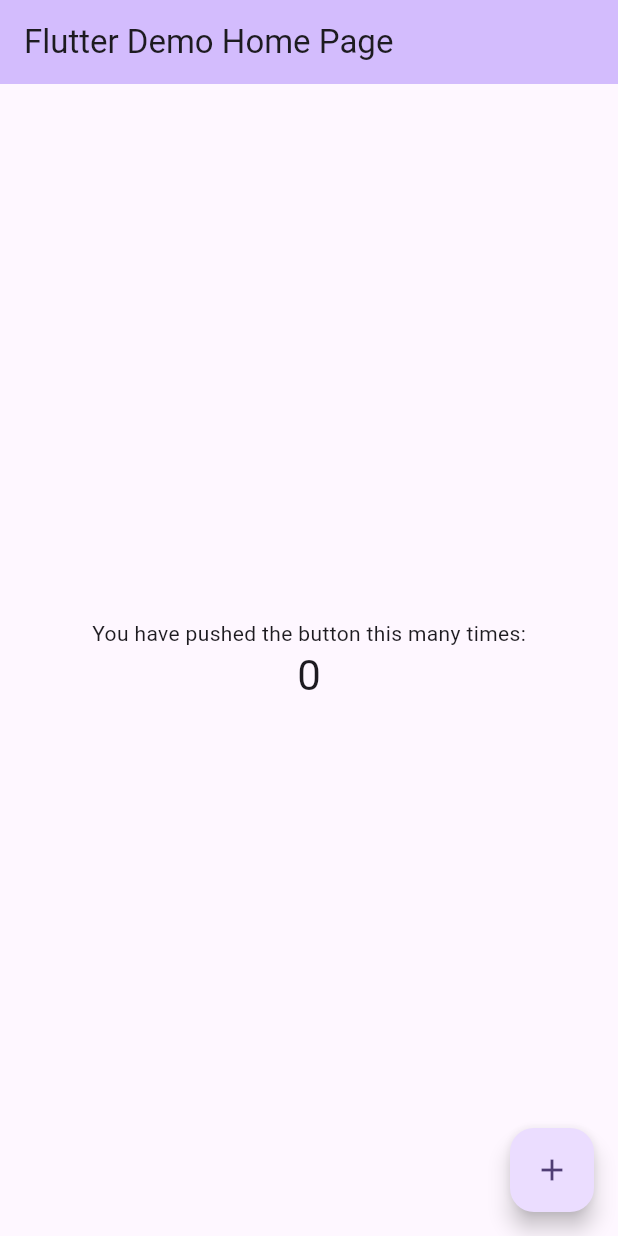
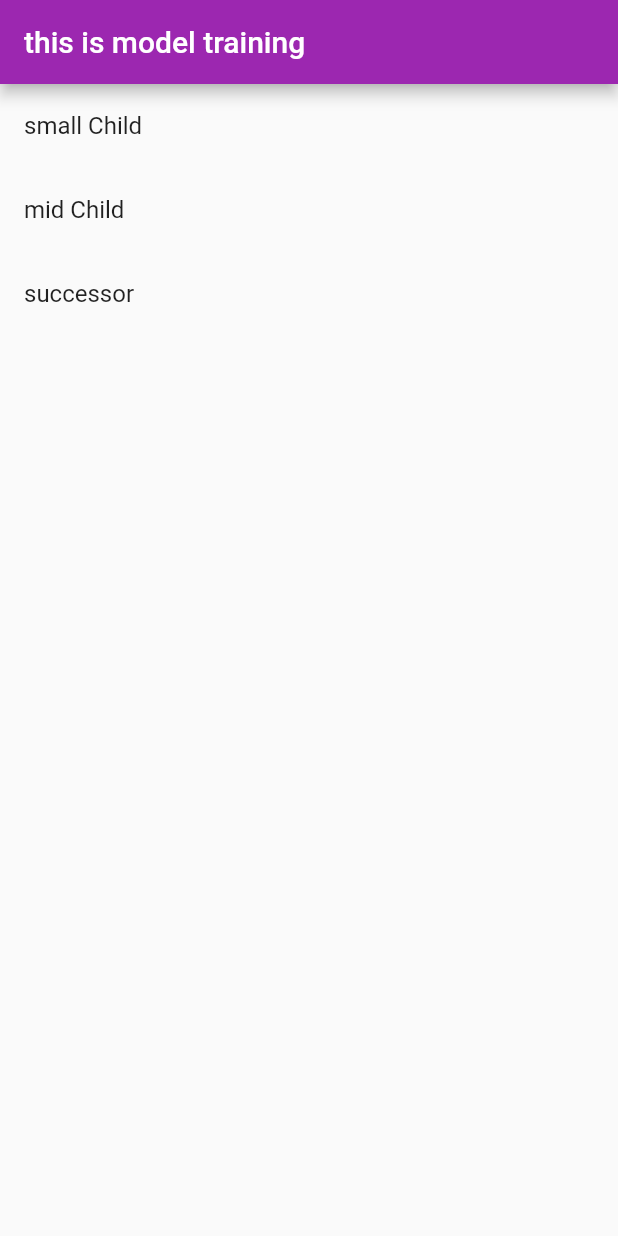
Before and after one commit to Abdullah6445/flutter-training, a Flutter app: the screen it shows after launch, on a phone screen of 412 x 824 dp. Run offline on Flutter 3.47's test engine with Material 3 defaults, Android fonts, the phone set to English and light mode, and no system bars; our stand-ins replace stacked.

Commit message:
models are done
opening different models from listvew index

```diff
--- a/lib/main.dart
+++ b/lib/main.dart
@@ -1,3 +1,4 @@
+import 'package:flutetr_training_application/models_practice/model_practice_vu.dart';
 import 'package:flutter/material.dart';
 
 void main() {
@@ -7,119 +8,15 @@
 class MyApp extends StatelessWidget {
   const MyApp({super.key});
 
-  // This widget is the root of your application.
   @override
   Widget build(BuildContext context) {
     return MaterialApp(
       title: 'Flutter Demo',
       theme: ThemeData(
-        // This is the theme of your application.
-        //
-        // TRY THIS: Try running your application with "flutter run". You'll see
-        // the application has a purple toolbar. Then, without quitting the app,
-        // try changing the seedColor in the colorScheme below to Colors.green
-        // and then invoke "hot reload" (save your changes or press the "hot
-        // reload" button in a Flutter-supported IDE, or press "r" if you used
-        // the command line to start the app).
-        //
-        // Notice that the counter didn't reset back to zero; the application
-        // state is not lost during the reload. To reset the state, use hot
-        // restart instead.
-        //
-        // This works for code too, not just values: Most code changes can be
-        // tested with just a hot reload.
-        colorScheme: ColorScheme.fromSeed(seedColor: Colors.deepPurple),
-        useMaterial3: true,
+        primarySwatch: Colors.purple,
+        useMaterial3: false,
       ),
-      home: const MyHomePage(title: 'Flutter Demo Home Page'),
+      home: const ModelPracticeVU(),
     );
   }
 }
-
-class MyHomePage extends StatefulWidget {
-  const MyHomePage({super.key, required this.title});
-
-  // This widget is the home page of your application. It is stateful, meaning
-  // that it has a State object (defined below) that contains fields that affect
-  // how it looks.
-
-  // This class is the configuration for the state. It holds the values (in this
-  // case the title) provided by the parent (in this case the App widget) and
-  // used by the build method of the State. Fields in a Widget subclass are
-  // always marked "final".
-
-  final String title;
-
-  @override
-  State<MyHomePage> createState() => _MyHomePageState();
-}
-
-class _MyHomePageState extends State<MyHomePage> {
-  int _counter = 0;
-
-  void _incrementCounter() {
-    setState(() {
-      // This call to setState tells the Flutter framework that something has
-      // changed in this State, which causes it to rerun the build method below
-      // so that the display can reflect the updated values. If we changed
-      // _counter without calling setState(), then the build method would not be
-      // called again, and so nothing would appear to happen.
-      _counter++;
-    });
-  }
-
-  @override
-  Widget build(BuildContext context) {
-    // This method is rerun every time setState is called, for instance as done
-    // by the _incrementCounter method above.
-    //
-    // The Flutter framework has been optimized to make rerunning build methods
-    // fast, so that you can just rebuild anything that needs updating rather
-    // than having to individually change instances of widgets.
-    return Scaffold(
-      appBar: AppBar(
-        // TRY THIS: Try changing the color here to a specific color (to
-        // Colors.amber, perhaps?) and trigger a hot reload to see the AppBar
-        // change color while the other colors stay the same.
-        backgroundColor: Theme.of(context).colorScheme.inversePrimary,
-        // Here we take the value from the MyHomePage object that was created by
-        // the App.build method, and use it to set our appbar title.
-        title: Text(widget.title),
-      ),
-      body: Center(
-        // Center is a layout widget. It takes a single child and positions it
-        // in the middle of the parent.
-        child: Column(
-          // Column is also a layout widget. It takes a list of children and
-          // arranges them vertically. By default, it sizes itself to fit its
-          // children horizontally, and tries to be as tall as its parent.
-          //
-          // Column has various properties to control how it sizes itself and
-          // how it positions its children. Here we use mainAxisAlignment to
-          // center the children vertically; the main axis here is the vertical
-          // axis because Columns are vertical (the cross axis would be
-          // horizontal).
-          //
-          // TRY THIS: Invoke "debug painting" (choose the "Toggle Debug Paint"
-          // action in the IDE, or press "p" in the console), to see the
-          // wireframe for each widget.
-          mainAxisAlignment: MainAxisAlignment.center,
-          children: <Widget>[
-            const Text(
-              'You have pushed the button this many times:',
-            ),
-            Text(
-              '$_counter',
-              style: Theme.of(context).textTheme.headlineMedium,
-            ),
-          ],
-        ),
-      ),
-      floatingActionButton: FloatingActionButton(
-        onPressed: _incrementCounter,
-        tooltip: 'Increment',
-        child: const Icon(Icons.add),
-      ), // This trailing comma makes auto-formatting nicer for build methods.
-    );
-  }
-}
--- /dev/null
+++ b/lib/models_practice/model_practice_vm.dart
@@ -0,0 +1,22 @@
+import 'package:stacked/stacked.dart';
+
+import 'models.dart';
+
+class ModelPracticeVM extends BaseViewModel {
+  List<MyMainModel> dataList = [listOne, listTwo, listThree];
+}
+
+MyMainModel listOne = MyMainModel(title: 'small Child', myMainList: [
+  MYModel(name: 'maaz', number: '111'),
+  MYModel(name: 'maaz', number: '111'),
+]);
+
+MyMainModel listTwo = MyMainModel(title: 'mid Child', myMainList: [
+  MYModel(name: 'Abdullah', number: '222'),
+  MYModel(name: 'Abdullah', number: '222'),
+]);
+
+MyMainModel listThree = MyMainModel(title: 'successor', myMainList: [
+  MYModel(name: 'Talha', number: '333'),
+  MYModel(name: 'Talha', number: '333'),
+]);
--- /dev/null
+++ b/lib/models_practice/model_practice_vu.dart
@@ -0,0 +1,68 @@
+import 'package:flutetr_training_application/models_practice/models.dart';
+import 'package:flutter/material.dart';
+import 'package:stacked/stacked.dart';
+
+import 'model_practice_vm.dart';
+
+class ModelPracticeVU extends StackedView<ModelPracticeVM> {
+  const ModelPracticeVU({super.key});
+
+  @override
+  Widget builder(
+      BuildContext context, ModelPracticeVM viewModel, Widget? child) {
+    return Scaffold(
+      appBar: AppBar(
+        title: const Text("this is model training"),
+      ),
+      body: ListView.builder(
+        itemCount: viewModel.dataList.length,
+        itemBuilder: (context, index) {
+          return ListTile(
+            onTap: () {
+              Navigator.push(context, MaterialPageRoute(
+                builder: (context) {
+                  return DescriptionPage(
+                    newTitle: viewModel.dataList[index].title,
+                    myModelList: viewModel.dataList[index].myMainList,
+                  );
+                },
+              ));
+            },
+            title: Text(viewModel.dataList[index].title),
+          );
+        },
+      ),
+    );
+  }
+
+  @override
+  ModelPracticeVM viewModelBuilder(BuildContext context) {
+    return ModelPracticeVM();
+  }
+}
+
+class DescriptionPage extends StatelessWidget {
+  String newTitle;
+  List<MYModel> myModelList;
+
+  DescriptionPage(
+      {super.key, required this.newTitle, required this.myModelList});
+
+  @override
+  Widget build(BuildContext context) {
+    return Scaffold(
+      appBar: AppBar(
+        title: Text(newTitle),
+      ),
+      body: ListView.builder(
+        itemCount: myModelList.length,
+        itemBuilder: (context, index) {
+          return ListTile(
+            title: Text(myModelList[index].name),
+            subtitle: Text(myModelList[index].number),
+          );
+        },
+      ),
+    );
+  }
+}
--- /dev/null
+++ b/lib/models_practice/models.dart
@@ -0,0 +1,17 @@
+class MyMainModel {
+  String title;
+
+  List<MYModel> myMainList = [];
+
+  MyMainModel({required this.title, required this.myMainList});
+}
+
+class MYModel {
+  String name;
+  String number;
+
+  MYModel({
+    required this.name,
+    required this.number,
+  });
+}
--- a/pubspec.yaml
+++ b/pubspec.yaml
@@ -35,6 +35,9 @@ dependencies:
   # The following adds the Cupertino Icons font to your application.
   # Use with the CupertinoIcons class for iOS style icons.
   cupertino_icons: ^1.0.6
+  stacked: ^3.4.3
+  shared_preferences: ^2.3.2
+  provider: ^6.1.2
 
 dev_dependencies:
   flutter_test:
```
Also changed, not shown: pubspec.lock, 1 other file.
